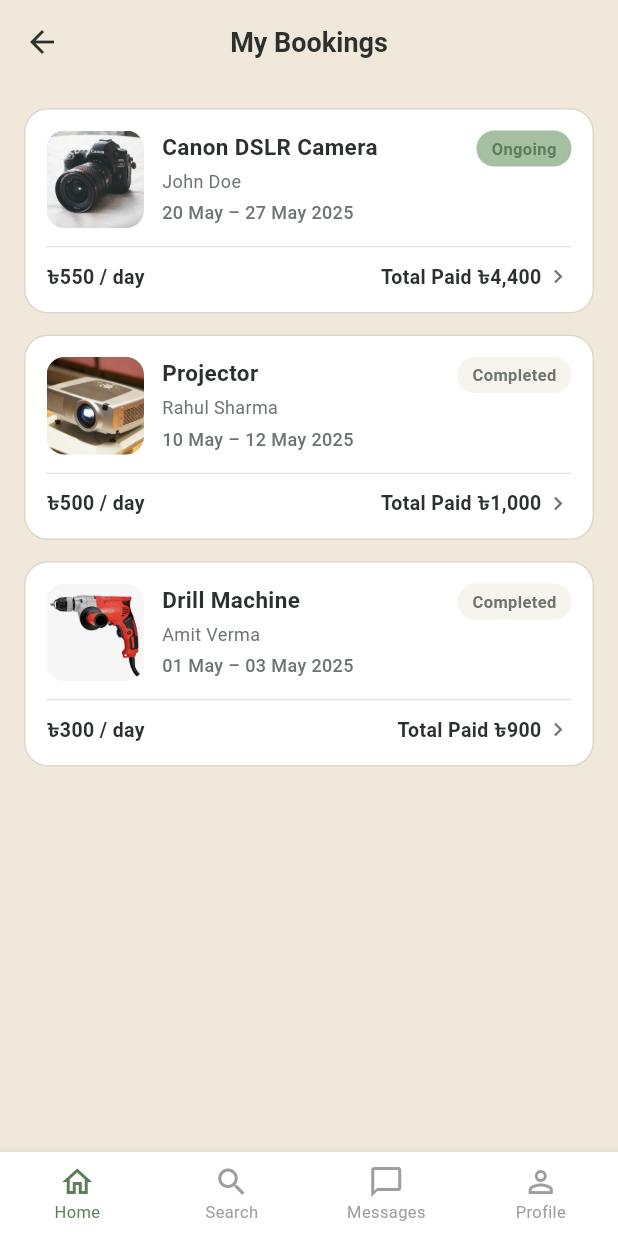
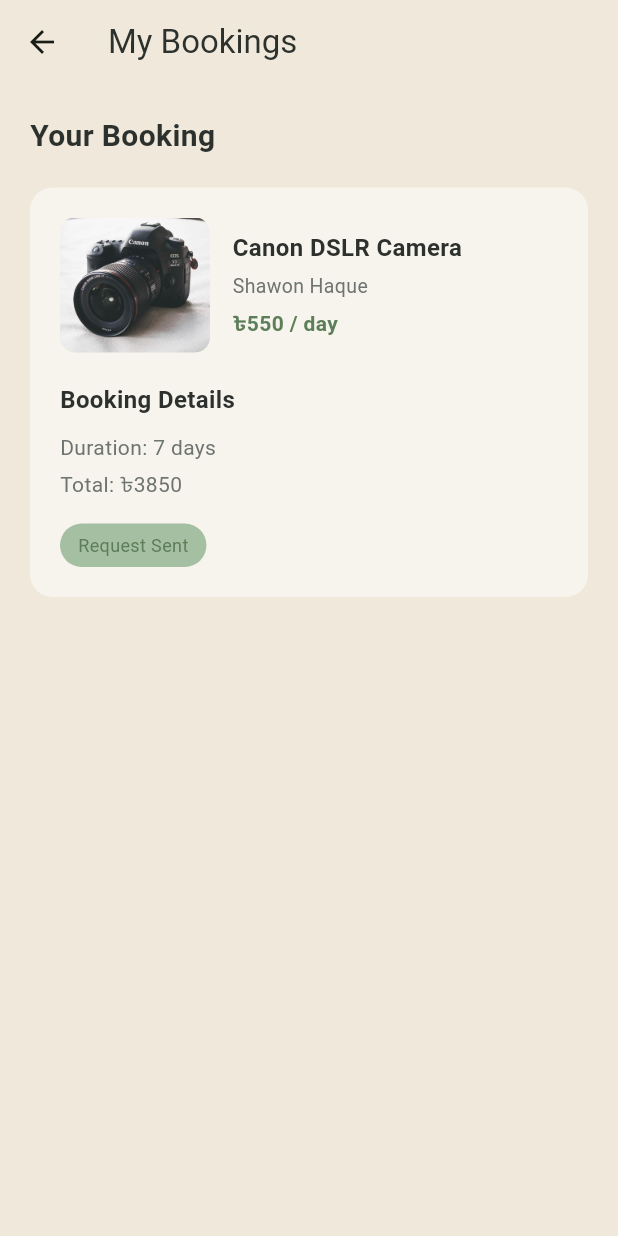
Before and after one commit to nadiuh/lendr, a Flutter app: the MyBookingsScreen screen opened directly, on a phone screen of 412 x 824 dp. Run offline on Flutter 3.47's test engine with Material 3 defaults, Android fonts, the phone set to English and light mode, and no system bars.

```diff
--- a/lib/screens/my_bookings_screen.dart
+++ b/lib/screens/my_bookings_screen.dart
@@ -1,294 +1,179 @@
 import 'package:flutter/material.dart';
 import '../constants/app_colors.dart';
 
-class MyBookingsScreen extends StatefulWidget {
+class MyBookingsScreen extends StatelessWidget {
   const MyBookingsScreen({super.key});
-
-  @override
-  State<MyBookingsScreen> createState() => _MyBookingsScreenState();
-}
-
-class _MyBookingsScreenState extends State<MyBookingsScreen> {
-  String activeTab = 'Ongoing';
-  int _currentNavIndex = 0;
 
   @override
   Widget build(BuildContext context) {
     return Scaffold(
       backgroundColor: AppColors.background,
+
       appBar: AppBar(
         backgroundColor: AppColors.background,
         elevation: 0,
-        centerTitle: true,
+
         leading: IconButton(
-          icon: const Icon(
-            Icons.arrow_back,
-            color: AppColors.textPrimary,
-          ),
-          onPressed: () => Navigator.pop(context),
+          onPressed: () {
+            Navigator.pop(context);
+          },
+          icon: const Icon(Icons.arrow_back),
         ),
+
         title: const Text(
-          'My Bookings',
+          "My Bookings",
           style: TextStyle(
             color: AppColors.textPrimary,
-            fontSize: 18,
-            fontWeight: FontWeight.bold,
           ),
         ),
       ),
-      body: Column(
-        children: [
-          const SizedBox(height: 16),
 
-          Expanded(
-            child: ListView(
-              padding: const EdgeInsets.symmetric(horizontal: 16),
-              children: [
-                _buildBookingCard(
-                  title: 'Canon DSLR Camera',
-                  owner: 'John Doe',
-                  dateRange: '20 May – 27 May 2025',
-                  pricePerDay: '৳550 / day',
-                  totalPaid: '৳4,400',
-                  status: 'Ongoing',
-                  imagePath: 'assets/images/Product_images/DSLR.jpg',
-                ),
-                const SizedBox(height: 14),
-                _buildBookingCard(
-                  title: 'Projector',
-                  owner: 'Rahul Sharma',
-                  dateRange: '10 May – 12 May 2025',
-                  pricePerDay: '৳500 / day',
-                  totalPaid: '৳1,000',
-                  status: 'Completed',
-                  imagePath: 'assets/images/Product_images/projector.png',
-                ),
-                const SizedBox(height: 14),
-                _buildBookingCard(
-                  title: 'Drill Machine',
-                  owner: 'Amit Verma',
-                  dateRange: '01 May – 03 May 2025',
-                  pricePerDay: '৳300 / day',
-                  totalPaid: '৳900',
-                  status: 'Completed',
-                  imagePath: 'assets/images/Product_images/drill machine.png',
-                ),
-                const SizedBox(height: 16),
-              ],
+      body: Padding(
+        padding: const EdgeInsets.all(20),
+
+        child: Column(
+          crossAxisAlignment: CrossAxisAlignment.start,
+
+          children: [
+
+            const Text(
+              "Your Booking",
+              style: TextStyle(
+                fontSize: 20,
+                fontWeight: FontWeight.bold,
+                color: AppColors.textPrimary,
+              ),
             ),
-          ),
-        ],
-      ),
 
-      bottomNavigationBar: BottomNavigationBar(
-        currentIndex: _currentNavIndex,
-        onTap: (index) => setState(() => _currentNavIndex = index),
-        type: BottomNavigationBarType.fixed,
-        backgroundColor: AppColors.surface,
-        selectedItemColor: AppColors.primaryDark,
-        unselectedItemColor: AppColors.textLight,
-        selectedFontSize: 11,
-        unselectedFontSize: 11,
-        items: const [
-          BottomNavigationBarItem(
-            icon: Icon(Icons.home_outlined),
-            label: 'Home',
-          ),
-          BottomNavigationBarItem(
-            icon: Icon(Icons.search),
-            label: 'Search',
-          ),
-          BottomNavigationBarItem(
-            icon: Icon(Icons.chat_bubble_outline),
-            label: 'Messages',
-          ),
-          BottomNavigationBarItem(
-            icon: Icon(Icons.person_outline),
-            label: 'Profile',
-          ),
-        ],
-      ),
-    );
-  }
+            const SizedBox(height: 20),
 
-  Widget _buildTab(String title) {
-    final isSelected = activeTab == title;
+            Container(
+              width: double.infinity,
+              padding: const EdgeInsets.all(20),
 
-    return Expanded(
-      child: GestureDetector(
-        onTap: () {
-          setState(() {
-            activeTab = title;
-          });
-        },
-        child: Container(
-          padding: const EdgeInsets.symmetric(vertical: 10),
-          decoration: BoxDecoration(
-            color: isSelected
-                ? AppColors.primaryDark
-                : Colors.transparent,
-            borderRadius: BorderRadius.circular(24),
-          ),
-          child: Text(
-            title,
-            textAlign: TextAlign.center,
-            style: TextStyle(
-              fontSize: 13,
-              fontWeight: FontWeight.w600,
-              color: isSelected
-                  ? Colors.white
-                  : AppColors.textSecondary,
+              decoration: BoxDecoration(
+                color: AppColors.cream,
+                borderRadius: BorderRadius.circular(15),
+              ),
+
+              child: Column(
+                crossAxisAlignment: CrossAxisAlignment.start,
+
+                children: [
+
+                  Row(
+                    children: [
+
+                      ClipRRect(
+                        borderRadius: BorderRadius.circular(10),
+
+                        child: Image.asset(
+                          'assets/images/Product_images/DSLR.jpg',
+                          height:90,
+                          width: 100,
+                          fit: BoxFit.cover,
+                        ),
+                      ),
+
+                      const SizedBox(width: 15),
+
+                      const Column(
+                        crossAxisAlignment: CrossAxisAlignment.start,
+
+                        children: [
+
+                          Text(
+                            "Canon DSLR Camera",
+                            style: TextStyle(
+                              fontSize: 16,
+                              fontWeight: FontWeight.bold,
+                              color: AppColors.textPrimary,
+                            ),
+                          ),
+
+                          SizedBox(height: 5),
+
+                          Text(
+                            "Shawon Haque",
+                            style: TextStyle(
+                              fontSize: 13,
+                              color: AppColors.textSecondary,
+                            ),
+                          ),
+
+                          SizedBox(height: 5),
+
+                          Text(
+                            "৳550 / day",
+                            style: TextStyle(
+                              fontSize: 14,
+                              fontWeight: FontWeight.bold,
+                              color: AppColors.primaryDark,
+                            ),
+                          ),
+                        ],
+                      ),
+                    ],
+                  ),
+
+                  const SizedBox(height: 20),
+
+                  const Text(
+                    "Booking Details",
+                    style: TextStyle(
+                      fontSize: 16,
+                      fontWeight: FontWeight.bold,
+                      color: AppColors.textPrimary,
+                    ),
+                  ),
+
+                  const SizedBox(height: 10),
+
+                  const Text(
+                    "Duration: 7 days",
+                    style: TextStyle(
+                      fontSize: 14,
+                      color: AppColors.textSecondary,
+                    ),
+                  ),
+
+                  const SizedBox(height: 5),
+
+                  const Text(
+                    "Total: ৳3850",
+                    style: TextStyle(
+                      fontSize: 14,
+                      color: AppColors.textSecondary,
+                    ),
+                  ),
+
+                  const SizedBox(height: 15),
+
+                  Container(
+                    padding: const EdgeInsets.symmetric(
+                      horizontal: 12,
+                      vertical: 6,
+                    ),
+
+                    decoration: BoxDecoration(
+                      color: AppColors.primaryLight,
+                      borderRadius: BorderRadius.circular(20),
+                    ),
+
+                    child: const Text(
+                      "Request Sent",
+                      style: TextStyle(
+                        fontSize: 12,
+                        color: AppColors.primaryDark,
+                      ),
+                    ),
+                  ),
+                ],
+              ),
             ),
-          ),
+          ],
         ),
       ),
     );
   }
-
-  Widget _buildBookingCard({
-    required String title,
-    required String owner,
-    required String dateRange,
-    required String pricePerDay,
-    required String totalPaid,
-    required String status,
-    required String imagePath,
-  }) {
-    final isOngoing = status == 'Ongoing';
-
-    final statusBg = isOngoing
-        ? AppColors.primaryLight
-        : AppColors.cream;
-
-    final statusTextColor = isOngoing
-        ? AppColors.primaryDark
-        : AppColors.textSecondary;
-
-    return Container(
-      padding: const EdgeInsets.all(14),
-      decoration: BoxDecoration(
-        color: AppColors.surface,
-        borderRadius: BorderRadius.circular(16),
-        border: Border.all(
-          color: AppColors.border,
-        ),
-      ),
-      child: Column(
-        children: [
-          Row(
-            crossAxisAlignment: CrossAxisAlignment.start,
-            children: [
-              ClipRRect(
-                borderRadius: BorderRadius.circular(12),
-                child: Image.asset(
-                  imagePath,
-                  width: 65,
-                  height: 65,
-                  fit: BoxFit.cover,
-                  errorBuilder: (context, error, stackTrace) => Container(
-                    width: 65,
-                    height: 65,
-                    color: AppColors.inputBackground,
-                    child: const Icon(
-                      Icons.image,
-                      color: AppColors.textLight,
-                    ),
-                  ),
-                ),
-              ),
-              const SizedBox(width: 12),
-              Expanded(
-                child: Column(
-                  crossAxisAlignment: CrossAxisAlignment.start,
-                  children: [
-                    Text(
-                      title,
-                      style: const TextStyle(
-                        fontSize: 15,
-                        fontWeight: FontWeight.bold,
-                        color: AppColors.textPrimary,
-                      ),
-                    ),
-                    const SizedBox(height: 4),
-                    Text(
-                      owner,
-                      style: const TextStyle(
-                        fontSize: 12,
-                        color: AppColors.textSecondary,
-                      ),
-                    ),
-                    const SizedBox(height: 4),
-                    Text(
-                      dateRange,
-                      style: const TextStyle(
-                        fontSize: 12,
-                        color: AppColors.textSecondary,
-                        fontWeight: FontWeight.w500,
-                      ),
-                    ),
-                  ],
-                ),
-              ),
-              Container(
-                padding: const EdgeInsets.symmetric(
-                  horizontal: 10,
-                  vertical: 4,
-                ),
-                decoration: BoxDecoration(
-                  color: statusBg,
-                  borderRadius: BorderRadius.circular(12),
-                ),
-                child: Text(
-                  status,
-                  style: TextStyle(
-                    fontSize: 11,
-                    fontWeight: FontWeight.bold,
-                    color: statusTextColor,
-                  ),
-                ),
-              ),
-            ],
-          ),
-          const SizedBox(height: 12),
-          const Divider(
-            height: 1,
-            thickness: 0.6,
-            color: AppColors.border,
-          ),
-          const SizedBox(height: 10),
-          Row(
-            mainAxisAlignment: MainAxisAlignment.spaceBetween,
-            children: [
-              Text(
-                pricePerDay,
-                style: const TextStyle(
-                  fontSize: 13,
-                  fontWeight: FontWeight.bold,
-                  color: AppColors.textPrimary,
-                ),
-              ),
-              Row(
-                children: [
-                  Text(
-                    'Total Paid $totalPaid',
-                    style: const TextStyle(
-                      fontSize: 13,
-                      fontWeight: FontWeight.w600,
-                      color: AppColors.textPrimary,
-                    ),
-                  ),
-                  const SizedBox(width: 2),
-                  const Icon(
-                    Icons.chevron_right,
-                    size: 18,
-                    color: AppColors.textSecondary,
-                  ),
-                ],
-              ),
-            ],
-          ),
-        ],
-      ),
-    );
-  }
 }
```
